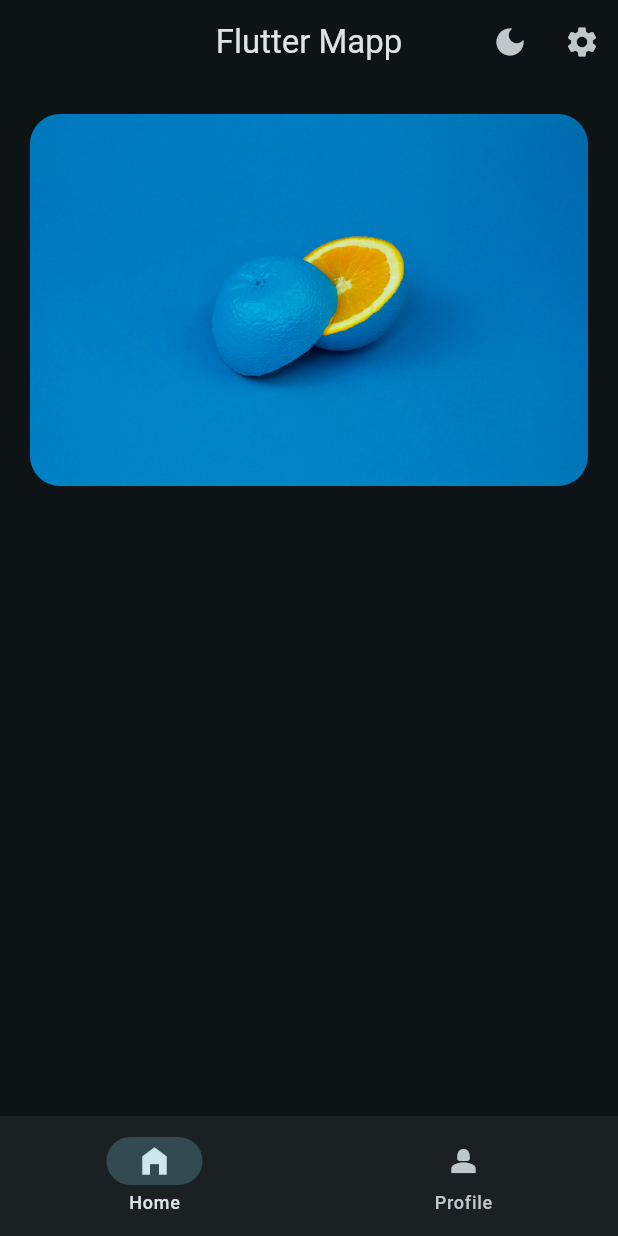
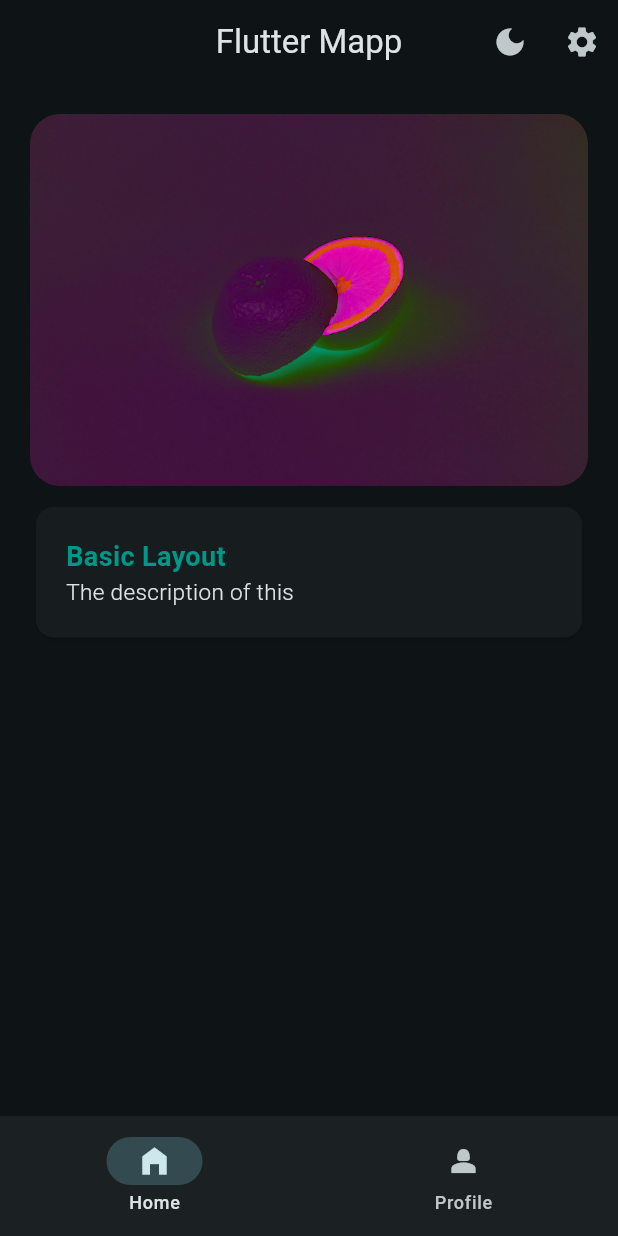
Before and after one commit to retzonel/flutter_mapp_course, a Flutter app: the screen it shows after launch, after a tap on "Login", on a phone screen of 412 x 824 dp. Run offline on Flutter 3.47's test engine with Material 3 defaults, Android fonts, the phone set to English and light mode, and no system bars; our stand-ins replace lottie.

```diff
--- /dev/null
+++ b/lib/data/constants.dart
@@ -0,0 +1,14 @@
+import 'package:flutter/material.dart';
+
+class AppStyles {
+  static const TextStyle tealTitleBoldTT = TextStyle(
+    color: Colors.teal,
+    fontWeight: FontWeight.bold,
+    fontSize: 18,
+  );
+
+   static const TextStyle descritionText = TextStyle(
+    fontWeight: FontWeight.w300,
+    fontSize: 15,
+  );
+}
--- a/lib/main.dart
+++ b/lib/main.dart
@@ -1,8 +1,6 @@
 import 'package:flutter/material.dart';
 import 'package:flutter_mapp_course/data/notifiers.dart';
 import 'package:flutter_mapp_course/views/pages/welcome_page.dart';
-import 'package:flutter_mapp_course/views/widget_tree.dart';
-import 'package:flutter_mapp_course/views/widgets/navbar_widget.dart';
 
 void main() {
   runApp(const MyApp());
--- a/lib/views/pages/home_page.dart
+++ b/lib/views/pages/home_page.dart
@@ -1,4 +1,5 @@
 import 'package:flutter/material.dart';
+import 'package:flutter_mapp_course/data/constants.dart';
 import 'package:flutter_mapp_course/data/notifiers.dart';
 import 'package:flutter_mapp_course/views/widgets/hero_widget.dart';
 
@@ -9,7 +10,30 @@ class HomePage extends StatelessWidget {
   Widget build(BuildContext context) {
     return Padding(
       padding: EdgeInsets.all(20.0),
-      child: Column(children: [HeroWidget()]),
+      child: Column(
+        children: [
+          HeroWidget(),
+          Container(
+            width: double.infinity,
+            padding: EdgeInsets.symmetric(vertical: 10),
+            child: Card(
+              child: Padding(
+                padding: EdgeInsets.all(20),
+                child: Column(
+                  crossAxisAlignment: CrossAxisAlignment.start,
+                  children: [
+                    Text("Basic Layout", style: AppStyles.tealTitleBoldTT),
+                    Text(
+                      "The description of this",
+                      style: AppStyles.descritionText,
+                    ),
+                  ],
+                ),
+              ),
+            ),
+          ),
+        ],
+      ),
     );
   }
 }
--- a/lib/views/pages/welcome_page.dart
+++ b/lib/views/pages/welcome_page.dart
@@ -1,6 +1,7 @@
 import 'package:flutter/material.dart';
 import 'package:flutter_mapp_course/views/widget_tree.dart';
 import 'package:flutter_mapp_course/views/widgets/hero_widget.dart';
+import 'package:lottie/lottie.dart';
 
 class WelcomePage extends StatelessWidget {
   const WelcomePage({super.key});
@@ -12,7 +13,20 @@ class WelcomePage extends StatelessWidget {
         padding: const EdgeInsets.all(20.0),
         child: Column(
           children: [
-            HeroWidget(),
+            SizedBox(height: 20),
+            Lottie.asset("assets/lotties/Welcome.json"),
+            FittedBox(
+              child: Text(
+                "Flutter Mapp",
+                style: TextStyle(
+                  fontWeight: FontWeight.bold,
+                  letterSpacing: 50.0,
+                  fontSize: 50,
+                ),
+              ),
+            ),
+
+            SizedBox(height: 20),
 
             FilledButton(
               onPressed: () {
@@ -25,6 +39,25 @@ class WelcomePage extends StatelessWidget {
                   ),
                 );
               },
+              style: FilledButton.styleFrom(
+                minimumSize: Size(double.infinity, 40.0),
+              ),
+              child: Text("Get Started"),
+            ),
+            TextButton(
+              onPressed: () {
+                Navigator.push(
+                  context,
+                  MaterialPageRoute(
+                    builder: (context) {
+                      return WidgetTree();
+                    },
+                  ),
+                );
+              },
+              style: TextButton.styleFrom(
+                minimumSize: Size(double.infinity, 40.0),
+              ),
               child: Text("Login"),
             ),
           ],
--- a/lib/views/widgets/hero_widget.dart
+++ b/lib/views/widgets/hero_widget.dart
@@ -9,7 +9,11 @@ class HeroWidget extends StatelessWidget {
       tag: "hero1",
       child: ClipRRect(
         borderRadius: BorderRadius.circular(20.0),
-        child: Image.asset("assets/images/bg_1.jpg"),
+        child: Image.asset(
+          "assets/images/bg_1.jpg",
+          color: Colors.teal,
+          colorBlendMode: BlendMode.difference,
+        ),
       ),
     );
   }
--- a/pubspec.yaml
+++ b/pubspec.yaml
@@ -34,6 +34,7 @@ dependencies:
   # The following adds the Cupertino Icons font to your application.
   # Use with the CupertinoIcons class for iOS style icons.
   cupertino_icons: ^1.0.8
+  lottie: ^3.3.2
 
 dev_dependencies:
   flutter_test:
@@ -60,6 +61,7 @@ flutter:
   # To add assets to your application, add an assets section, like this:
   assets:
     - assets/images/
+    - assets/lotties/
     # - images/a_dot_ham.jpeg
 
   # An image asset can refer to one or more resolution-specific "variants", see
```
Also changed, not shown: assets/lotties/Welcome.json (added, +1 -0 lines), lib/views/pages/profile_page.dart (+27 -1 lines), lib/views/pages/settings_page.dart (+30 -2 lines), pubspec.lock.
